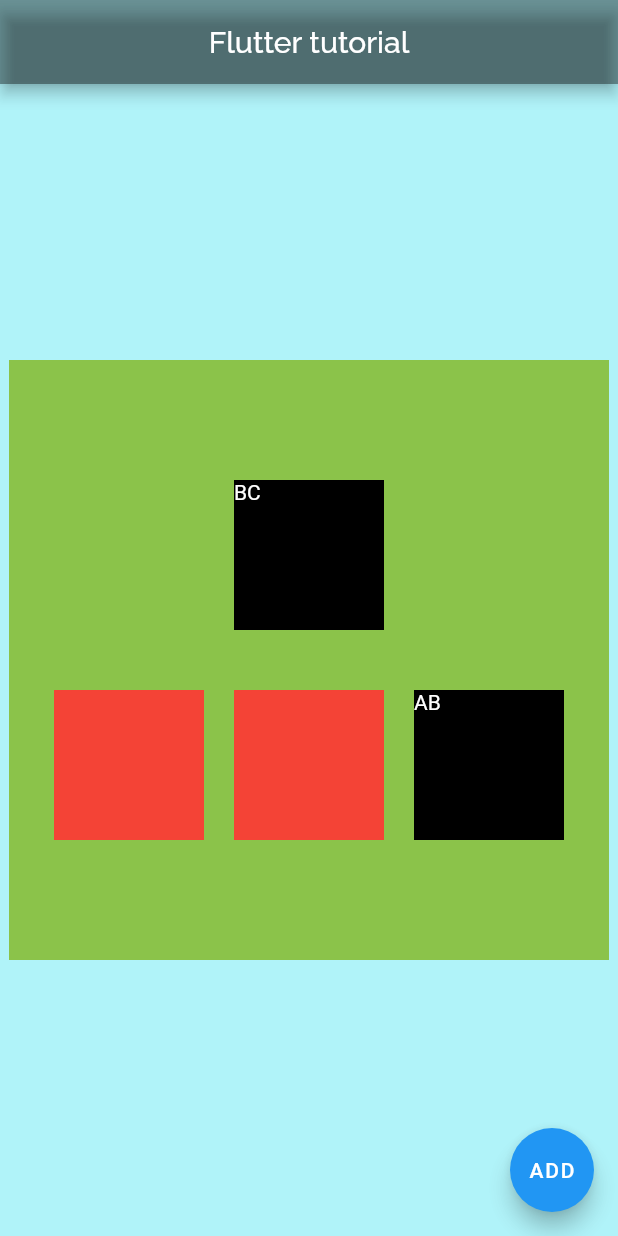
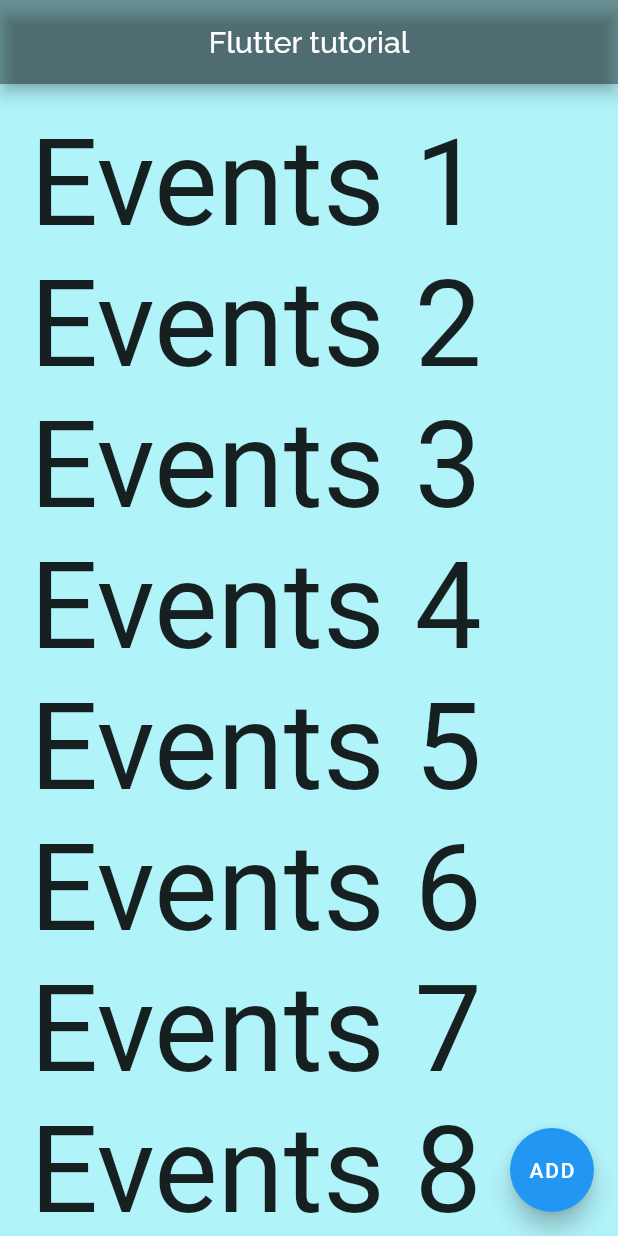
Before and after one commit to HarakaRisasi/flutter_and_python, a Flutter app: the screen it shows after launch, on a phone screen of 412 x 824 dp. Run offline on Flutter 3.47's test engine with Material 2 defaults, Android fonts, the phone set to English and light mode, and no system bars; our stand-ins replace google_fonts.

Commit message:
Разбрался с тем:
- Что такое геттеры и сеттеры.
- Что такое final для обозначения списка внутри StateLess виджета.
- как формируется процесс разработки приложений поэтапно.
- Как составить список.
- Как повешать прокрутку (вертикально\горизонтально).
- Как остановить прокрутку.
- Как изменить направление скролинга виджетов.
- Как изменить порядок отрисовки виджетов.
- Как применить функцию ко всем виджетам.
- Как представить элемент списка в строковый тип с помощью функции.
- Как отрисовывать только видимую часть списка, а остальное (временно) удалять.
- !Фишка - заполнить параметр в функции можно прочерком _
- Для чего нужен itemCount.

```diff
--- a/hello_world/flutter_app/lib/main.dart
+++ b/hello_world/flutter_app/lib/main.dart
@@ -8,6 +8,9 @@ void main() => runApp(HarakaTestApp());
 // Поскольку MaterialApp - это высокоуровневый виджет, то передаем его непосредственно в ф-ю runApp().
 
 class HarakaTestApp extends StatelessWidget {
+  // HarakaTestApp - это StateLess виджет - он не может изменяться в runTime режиме.
+  // Соответственно в него нельзя вносить изменения без полной пересборки приложения.
+
   // This widget is the root of your application.
   @override
   Widget build(BuildContext context) {
@@ -28,6 +31,20 @@ class MyHomePage extends StatefulWidget {
 }
 
 class _MyHomePageState extends State<MyHomePage> {
+  // Final - говорит о том, что значение в список будет установлено только один раз,
+  // и в дальнейшем изменяться не будет.
+  final List<String> events = [
+    "Events 1",
+    "Events 2",
+    "Events 3",
+    "Events 4",
+    "Events 5",
+    "Events 6",
+    "Events 7",
+    "Events 8",
+    "Events 9",
+  ];
+
   @override
   Widget build(BuildContext context) {
     return Scaffold(
@@ -38,74 +55,59 @@ class _MyHomePageState extends State<MyHomePage> {
         backgroundColor: Colors.black38,
       ),
 
-      body: Center(
-        child: Container(
-          color: Colors.lightGreen,
-          width: 400,
-          height: 400,
-          /**
-           * Устанавливает жесткие границы для виджетов внутри контейнера,
-           * те виджеты, что не влазят при RoW по горизонтали или при Column
-           * по вертикали, wrap выносит в следущий ряд\колонну.
-           * */
-          child: Wrap(
-            // Устанавливает направление (по какой оси) размещения виджетов,
-            // внутри контейнера.
-            direction: Axis.horizontal,
-            // При направлении главной оси .horizontal - spacing >>>
-            // Устанавливает пустоту между виджетами по горизонтали.
-            spacing: 20,
-            // Устанавливает пустоту между виджетами по вертикали.
-            runSpacing: 40,
-            // Соответственно при .vertical - run и runSpacing инвертируются.
+      // Задача - получить список.
+      // body: ListView(
+      //   padding: EdgeInsets.all(40),
 
-            /*
-            * Таким образом можно выровнять виджеты внутри контейнера, не только относительно
-            * оси, но также относительно сторон контейнера.**/
-            alignment: WrapAlignment.center,
-            // Работает по тому же принципу что и runSpacing, только выравнивает виджеты
-            // в противоположном для alignment направлении.
-            runAlignment: WrapAlignment.center,
+      // Можно определить физику прокрутки. Тоесть, как список будет себя вести при достижении максимальной степени прокрутки.
+      // physics: BouncingScrollPhysics(),
+      //* Возможно также полностью остановить прокрутку.nn
+      // physics: NeverScrollableScrollPhysics(),
 
-            // Выстраивает виджеты в направлении по вертикали (сверху вниз \ снизу вверх)
-            verticalDirection: VerticalDirection.up,
+      //* Меняет направления скролинга виджетов (в данном случае - Горизонтальное)
+      // ! По умолчанию (если не использовать scrollDirection) - вертикальное.
+      // scrollDirection: Axis.horizontal,
 
-            // Выстраивает виджеты в направлении по горизонтали (С лева на право \ с права налево)
-            textDirection: TextDirection.rtl,
+      // Изменить порядок отрисовки элементов в списке.
+      // reverse: true,
 
-            children: [
-              Container(
-                color: Colors.black,
-                width: 100,
-                height: 100,
-                child: Text(
-                  "AB",
-                  style: TextStyle(color: Colors.white),
-                ),
-              ),
-              Container(
-                color: Colors.red,
-                width: 100,
-                height: 100,
-              ),
-              Container(
-                color: Colors.red,
-                width: 100,
-                height: 100,
-              ),
-              Container(
-                color: Colors.black,
-                width: 100,
-                height: 100,
-                child: Text(
-                  "BC",
-                  style: TextStyle(color: Colors.white),
-                ),
-              )
-            ],
-          ),
+      // Задача: Пройтись по списку строк и из каждой строки получить виджет (чтобы сделать список виджетов).
+      // map - используется для применения функции для каждого эл-та списка.
+      // *е - это строка.
+      // * Так как нужен виджет - то воспользуюсь виджетом Text(передам строку как аргумент)
+      // * Метод toList() - представляет список.
+      //   children: events
+      //       .map((e) => Text(
+      //             e,
+      //             style: TextStyle(fontSize: 50),
+      //           ))
+      //       .toList(),
+      // ),
+
+      // Конструктор для работы с большими коллекциями. Так как создаются только те виджеты, которые в данный момент на
+      // экране.
+      // При скроле - элементы, что уходят за границу уничтожаются, а новые будут воссозданы.
+      // ! Прочерк ставится вместо того параметра, который должен быть передан для этой функции, но
+      //   по какой-то причине его не нужно передавать.
+      body: ListView.builder(
+        physics: BouncingScrollPhysics(),
+        padding: EdgeInsets.all(20),
+
+        // itemCount - нужен для устранения ошибки - выпадания за пределы списка элементов.
+        // Считает кол-во элементов списка и выводит их.
+        itemCount: events.length,
+
+        itemBuilder: (_, index) => Text(
+          // В функции нет элемента, второй параметр - это Index.
+          // выводит элементы списка по их индексу
+          events[index],
+
+          //выводит индекс элементов списка как строковый тип данных.
+          // index.toString(),
+          style: TextStyle(fontSize: 80),
         ),
       ),
+
       floatingActionButton: FloatingActionButton(
         child: Text("ADD"),
         onPressed: () {
```
